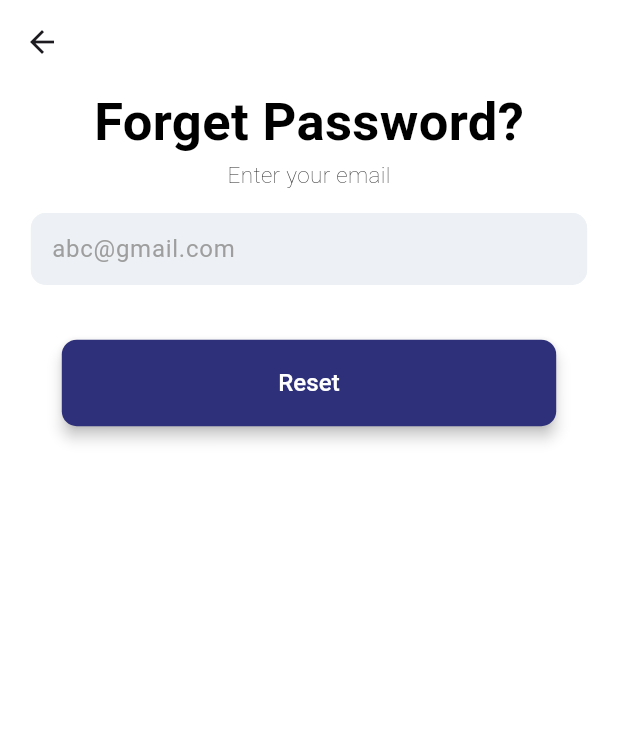
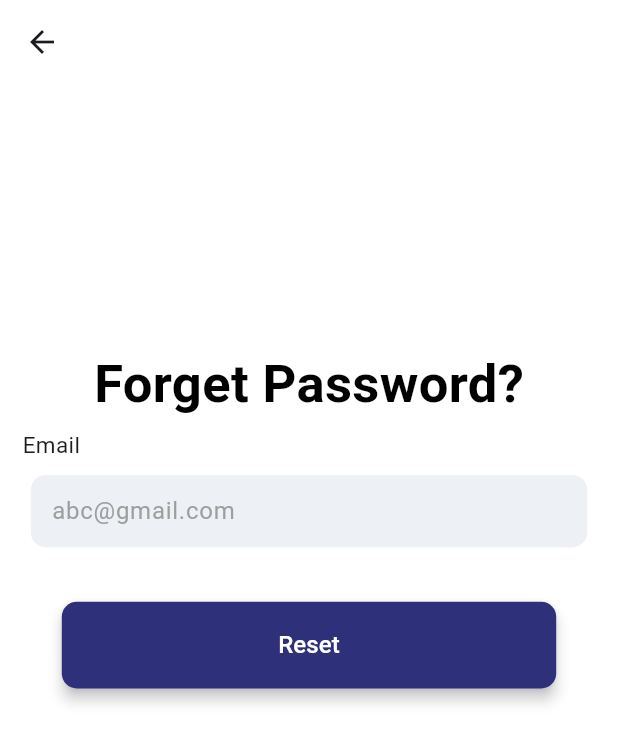
Before and after one commit to enkutatash/ProLink, a Flutter app: the ForgetPasswordPage screen opened directly, on a phone screen of 412 x 824 dp. Shown: the top 743 px of the screen. Run offline on Flutter 3.47's test engine with Material 3 defaults, Android fonts, the phone set to English and light mode, and no system bars; our stand-ins replace cached_network_image, cloud_firestore, dash_chat_2, emoji_picker_flutter, file_picker, firebase_auth and 8 more; missing offline and left inert: colorful_iconify_flutter, iconify_flutter; accounts and stored records are empty.

Commit message:
forget password ui

```diff
--- a/skillswap/lib/Front/forgetpassword.dart
+++ b/skillswap/lib/Front/forgetpassword.dart
@@ -59,11 +59,15 @@ class _ForgetPasswordPageState extends State<ForgetPasswordPage> {
         backgroundColor: Colors.white,
         elevation: 0,
       ),
-      body: Center(
+      body: Padding(
+        padding: const EdgeInsets.all(10.0),
         child: Column(
           // mainAxisAlignment: MainAxisAlignment.center,
           children: [
             // Image.asset('asset/1.json'),
+            SizedBox(
+                  height: height * 0.2,
+                ),
             const Text(
               'Forget Password?',
               style: TextStyle(
@@ -72,14 +76,7 @@ class _ForgetPasswordPageState extends State<ForgetPasswordPage> {
                 color: Colors.black,
               ),
             ),
-            const Text('Enter your email',
-                style: TextStyle(
-                    fontSize: 15,
-                    fontWeight: FontWeight.w200,
-                    color: Colors.black)),
-            const SizedBox(
-              height: 10,
-            ),
+            FormText(text: "Email", alignment: Alignment.topLeft),
             Padding(
               padding: const EdgeInsets.fromLTRB(10, 5, 10, 5),
               child: CustomTextFormField(
```
